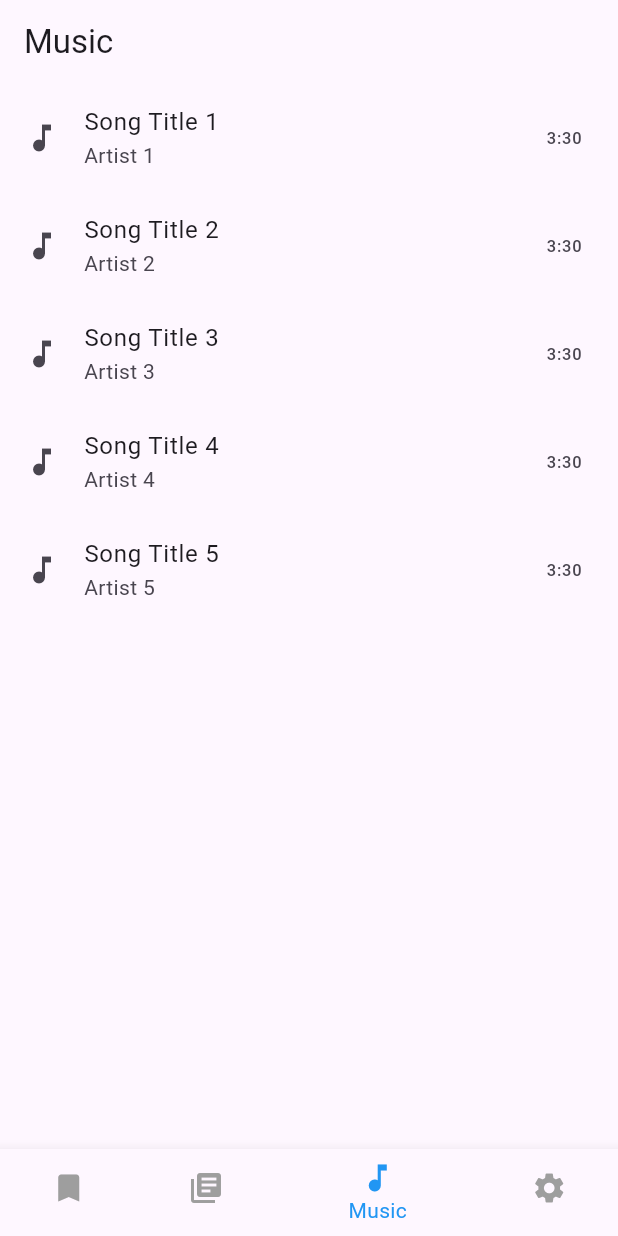
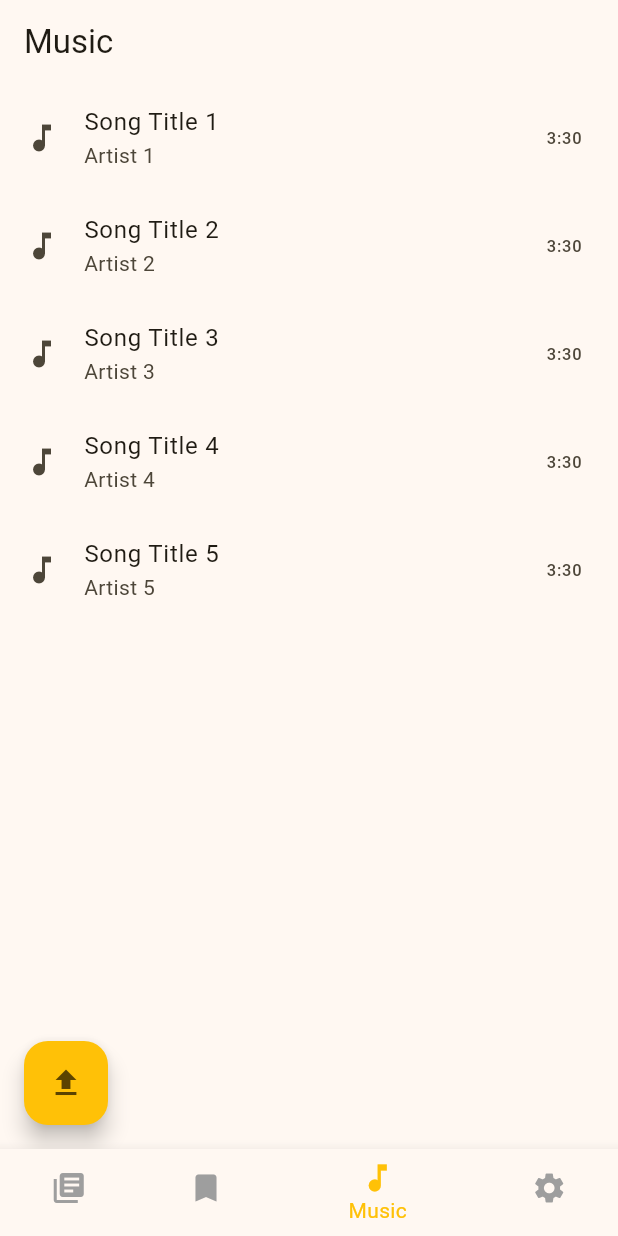
Before and after one commit to konkazazis/flutt-ebook, a Flutter app: the HomePage screen opened directly, item 3 of the bottom bar chosen, on a phone screen of 412 x 824 dp. Run offline on Flutter 3.47's test engine with Material 3 defaults, Android fonts, the phone set to English and light mode, and no system bars; our stand-ins replace file_picker.

Commit message:
added upload button

```diff
--- a/ebook_reader/lib/bookshelf_page.dart
+++ b/ebook_reader/lib/bookshelf_page.dart
@@ -1,3 +1,4 @@
+import 'package:ebook_reader/uploadButton.dart';
 import 'package:flutter/material.dart';
 
 class BookshelfPage extends StatelessWidget {
--- a/ebook_reader/lib/home_page.dart
+++ b/ebook_reader/lib/home_page.dart
@@ -1,8 +1,10 @@
+import 'package:ebook_reader/uploadButton.dart';
 import 'package:flutter/material.dart';
 import 'bookmarks_page.dart';
 import 'bookshelf_page.dart';
 import 'music_page.dart';
 import 'settings_page.dart';
+import 'uploadButton.dart';
 
 class HomePage extends StatefulWidget {
   @override
@@ -13,8 +15,8 @@ class _HomePageState extends State<HomePage> {
   int _currentIndex = 0;
 
   final List<Widget> _pages = [
+    BookshelfPage(),
     BookmarksPage(),
-    BookshelfPage(),
     MusicPage(),
     SettingsPage(),
   ];
@@ -22,7 +24,18 @@ class _HomePageState extends State<HomePage> {
   @override
   Widget build(BuildContext context) {
     return Scaffold(
-      body: _pages[_currentIndex],
+      body: Stack(
+        children: [
+          Positioned.fill(
+            child: _pages[_currentIndex],
+          ),
+          Positioned(
+            left: 16.0,
+            bottom: 16.0,
+            child: UploadButtonWidget(),
+          ),
+        ],
+      ),
       bottomNavigationBar: BottomNavigationBar(
         currentIndex: _currentIndex,
         onTap: (index) {
@@ -30,18 +43,18 @@ class _HomePageState extends State<HomePage> {
             _currentIndex = index;
           });
         },
-        selectedItemColor: Colors.blue, // Set the selected icon color
+        selectedItemColor: Colors.amber, // Set the selected icon color
         unselectedItemColor: Colors.grey, // Set the unselected icon color
         showSelectedLabels: true, // Hide the label of selected icon
         showUnselectedLabels: false, // Hide the label of unselected icons
         items: [
           BottomNavigationBarItem(
+            icon: Icon(Icons.library_books),
+            label: 'Bookshelf',
+          ),
+          BottomNavigationBarItem(
             icon: Icon(Icons.bookmark),
             label: 'Bookmarks',
-          ),
-          BottomNavigationBarItem(
-            icon: Icon(Icons.library_books),
-            label: 'Bookshelf',
           ),
           BottomNavigationBarItem(
             icon: Icon(Icons.music_note),
--- /dev/null
+++ b/ebook_reader/lib/uploadButton.dart
@@ -0,0 +1,30 @@
+import 'package:flutter/material.dart';
+import 'package:file_picker/file_picker.dart';
+
+class UploadButtonWidget extends StatelessWidget {
+  @override
+  Widget build(BuildContext context) {
+    return FloatingActionButton(
+      backgroundColor: Colors.amber,
+      child: Icon(Icons.upload),
+      onPressed: () async {
+        // Open file picker
+        FilePickerResult? result = await FilePicker.platform.pickFiles();
+
+        if (result != null) {
+          // Get the file
+          PlatformFile file = result.files.first;
+
+          // Do something with the file, like upload it
+          print('File path: ${file.path}');
+          print('File name: ${file.name}');
+          print('File bytes: ${file.bytes}');
+          print('File size: ${file.size}');
+        } else {
+          // User canceled the picker
+          print('User canceled the picker');
+        }
+      },
+    );
+  }
+}
```
Also changed, not shown: ebook_reader/lib/main.dart (+11 -1 lines), ebook_reader/pubspec.yaml (+3 -4 lines), ebook_reader/pubspec.lock, 2 other files.
